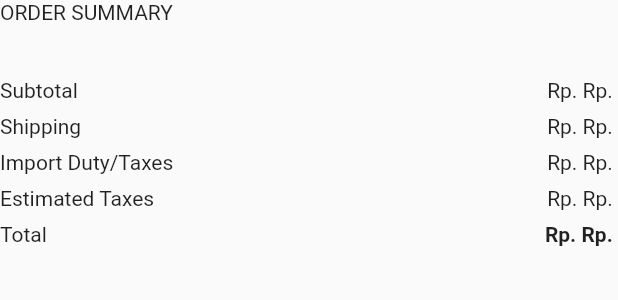
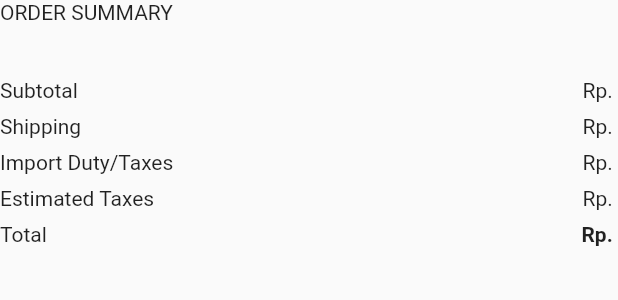
Before and after one commit to RobertoKreshna/baltini-flutter-apps, a Flutter app: the OrderDetailComponents widget shown alone on an empty page, opened directly with empty values, on a phone screen of 412 x 824 dp. Shown: the top 300 px of the screen. Run offline on Flutter 3.47's test engine with Material 2 defaults, Android fonts, the phone set to English and light mode, and no system bars; our stand-ins replace badges, carousel_slider, dio, hive, hive_flutter; missing offline and left inert: invert_colors; accounts and stored records are empty; network calls fail.

Commit message:
order dertail 2/2

```diff
--- a/lib/views/order_detail/components/order_detail_item_tile.dart
+++ b/lib/views/order_detail/components/order/order_detail_item_tile.dart
@@ -1,10 +1,9 @@
 import 'package:baltini_flutter_apps/utils/models/order.dart';
-import 'package:baltini_flutter_apps/utils/models/product.dart';
 import 'package:baltini_flutter_apps/views/order_detail/vm/order_detail_vm.dart';
 import 'package:flutter/material.dart';
 import 'package:provider/provider.dart';
 
-import '../../../utils/const/asset_path.dart';
+import '../../../../utils/const/asset_path.dart';
 
 class OrderDetailItemTile extends StatelessWidget {
   Order current;
--- a/lib/views/order_detail/components/order_summary.dart
+++ b/lib/views/order_detail/components/order/order_summary.dart
@@ -1,8 +1,8 @@
 import 'package:baltini_flutter_apps/utils/models/order.dart';
-import 'package:baltini_flutter_apps/views/order_detail/components/summary_row.dart';
 import 'package:flutter/material.dart';
 
 import 'order_detail_item_tile.dart';
+import 'summary_row.dart';
 
 class OrderDetailComponents extends StatelessWidget {
   Order current;
@@ -13,7 +13,7 @@ class OrderDetailComponents extends StatelessWidget {
     return Column(
       crossAxisAlignment: CrossAxisAlignment.start,
       children: [
-        Text('ORDER SUMMARY'),
+        Text('Order Summary'.toUpperCase()),
         Padding(
           padding: EdgeInsets.symmetric(vertical: 16.0),
           child: ListView.builder(
@@ -28,15 +28,15 @@ class OrderDetailComponents extends StatelessWidget {
             },
           ),
         ),
-        OrderSummaryRow(left: 'Subtotal', right: 'Rp. ${current.subTotal}'),
-        OrderSummaryRow(left: 'Shipping', right: 'Rp. ${current.shippingCost}'),
+        OrderSummaryRow(left: 'Subtotal', right: current.subTotal),
+        OrderSummaryRow(left: 'Shipping', right: current.shippingCost),
         OrderSummaryRow(
-            left: 'Import Duty/Taxes', right: 'Rp. ${current.importDutyTaxes}'),
+            left: 'Import Duty/Taxes', right: current.importDutyTaxes),
         OrderSummaryRow(
-            left: 'Estimated Taxes', right: 'Rp. ${current.importDutyTaxes}'),
+            left: 'Estimated Taxes', right: current.importDutyTaxes),
         OrderSummaryRow(
           left: 'Total',
-          right: 'Rp. ${current.totalPrice}',
+          right: current.totalPrice,
           weight: FontWeight.w700,
         ),
       ],
```
Also changed, not shown: lib/utils/utils/address_formatter.dart (added, +9 -0 lines), lib/views/order_detail/components/shipping_payment/detail_row.dart (added, +27 -0 lines), lib/views/order_detail/components/shipping_payment/payment_summary.dart (added, +32 -0 lines), lib/views/order_detail/components/shipping_payment/shipping_summary.dart (added, +28 -0 lines), lib/views/order_detail/order_detail_page.dart (+18 -4 lines), lib/views/order_detail/components/order/summary_row.dart (renamed from lib/views/order_detail/components/summary_row.dart).
